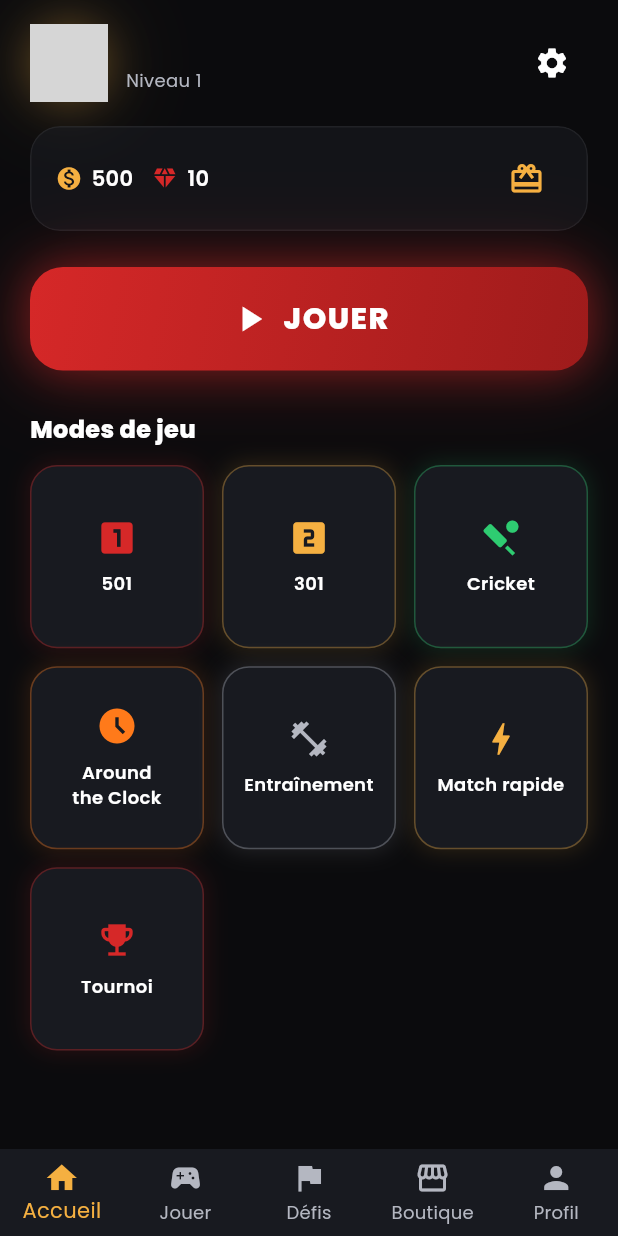
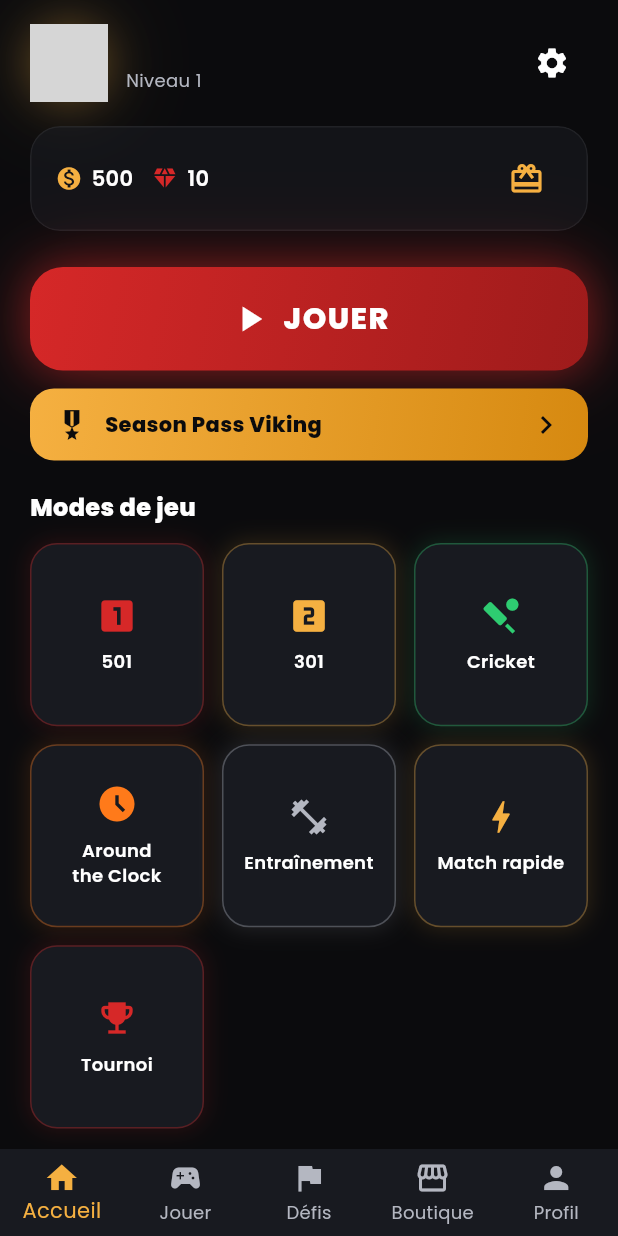
Before and after one commit to mamadousaidoub125-star/dart_master, a Flutter app: the HomeScreen screen opened directly with empty values, on a phone screen of 412 x 824 dp. Run offline on Flutter 3.47's test engine with Material 3 defaults, Android fonts, the phone set to English and light mode, and no system bars; our stand-ins replace cloud_firestore, firebase_auth, google_fonts, google_mobile_ads, google_sign_in, in_app_purchase and 2 more; missing offline and left inert: flame_audio; accounts and stored records are empty; network calls fail; grey boxes are pictures that could not be loaded.

Commit message:
Add files via upload

```diff
--- a/lib/features/home/presentation/screens/home_screen.dart
+++ b/lib/features/home/presentation/screens/home_screen.dart
@@ -16,6 +16,7 @@ class HomeScreen extends StatefulWidget {
   final VoidCallback onFriendsPressed;
   final VoidCallback onDailyRewardPressed;
   final VoidCallback onMissionsPressed;
+  final VoidCallback onOpenSeasonPass;
 
   const HomeScreen({
     super.key,
@@ -28,6 +29,7 @@ class HomeScreen extends StatefulWidget {
     required this.onFriendsPressed,
     required this.onDailyRewardPressed,
     required this.onMissionsPressed,
+    required this.onOpenSeasonPass,
   });
 
   @override
@@ -69,7 +71,29 @@ class _HomeScreenState extends State<HomeScreen> {
               _buildCurrencyBar(),
               const SizedBox(height: 24),
               _PlayButton(onPressed: widget.onPlayPressed),
-              const SizedBox(height: 28),
+              const SizedBox(height: 12),
+              GestureDetector(
+                onTap: widget.onOpenSeasonPass,
+                child: Container(
+                  width: double.infinity,
+                  padding: const EdgeInsets.symmetric(vertical: 12, horizontal: 16),
+                  decoration: BoxDecoration(
+                    gradient: AppColors.goldGradient,
+                    borderRadius: BorderRadius.circular(16),
+                  ),
+                  child: const Row(
+                    children: [
+                      Icon(Icons.military_tech, color: AppColors.midnightBlue),
+                      SizedBox(width: 10),
+                      Expanded(
+                        child: Text('Season Pass Viking', style: TextStyle(color: AppColors.midnightBlue, fontWeight: FontWeight.w800)),
+                      ),
+                      Icon(Icons.chevron_right, color: AppColors.midnightBlue),
+                    ],
+                  ),
+                ),
+              ),
+              const SizedBox(height: 20),
               const Text(
                 'Modes de jeu',
                 style: TextStyle(color: AppColors.white, fontWeight: FontWeight.w800, fontSize: 16),
```
